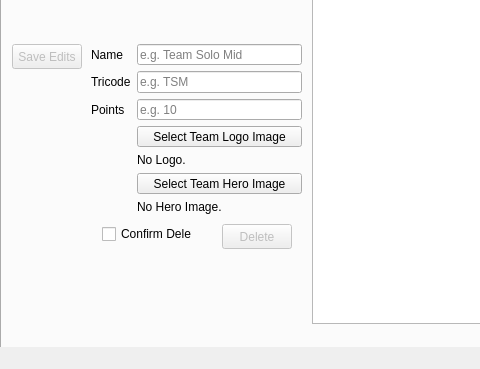
First picture: the form in static/form.ui, repository chhopsky/updatethestream, before the edit; both pictures show x 0 to 480 and y 231 to 600 of the 800 by 600 pixel window.
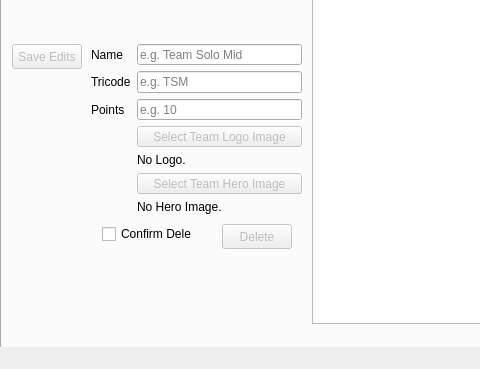
Second picture: the form after the edit. The open tabs and pages were chosen to show the change. Icons and pictures are not drawn.

Commit message: added logo and hero image functionality; added helper function get_team(); commented out try:catch loop in tournaments; edited add/edit team functions to include image functionality and hook up buttons

What changed in the file:
```diff
--- a/static/form.ui
+++ b/static/form.ui
@@ -608,6 +608,9 @@
          <property name="text">
           <string>Select Team Logo Image</string>
          </property>
+         <property name="enabled">
+            <bool> false </bool>
+         </property>
         </widget>
        </item>
        <item row="4" column="1">
@@ -622,6 +625,9 @@
          <property name="text">
           <string>Select Team Hero Image</string>
          </property>
+         <property name="enabled">
+            <bool> false </bool>
+         </property>
         </widget>
        </item>
        <item row="6" column="1">
```
The commit also changes 2 other files.
